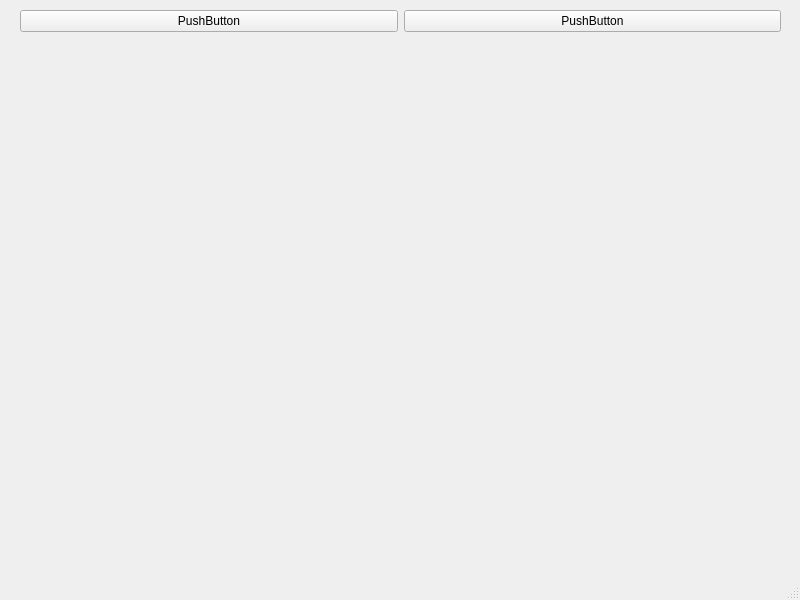
First picture: the form in CiderPress_AJ_GUI/ciderpress.ui, repository DerDudemeister046/AJ_Qt_GUI, before the edit.
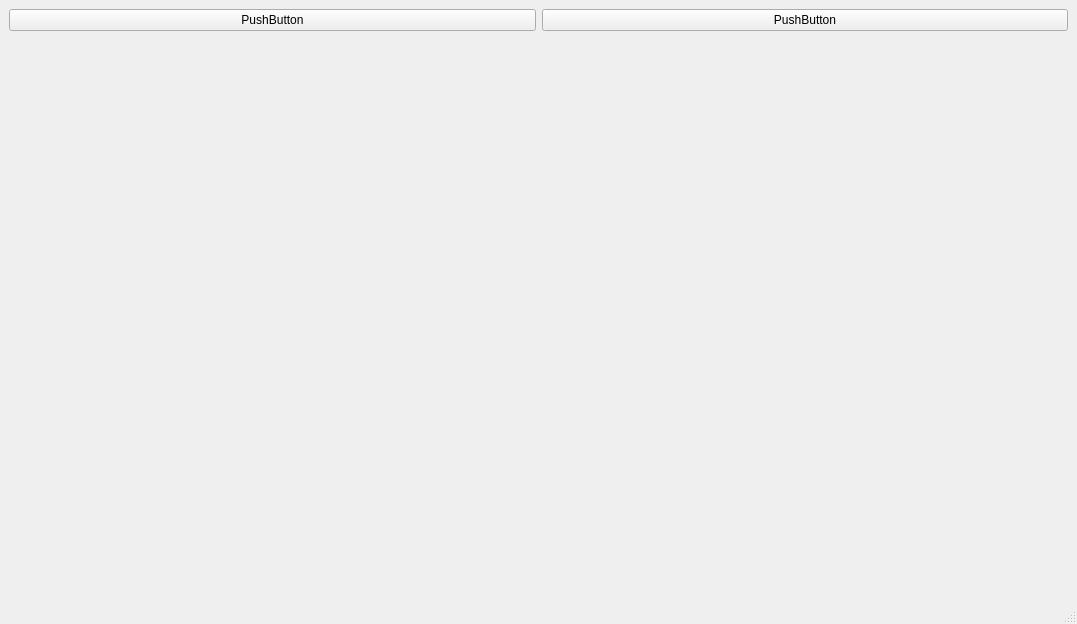
Second picture: the form after the edit.

What changed in the file:
```diff
--- a/CiderPress_AJ_GUI/ciderpress.ui
+++ b/CiderPress_AJ_GUI/ciderpress.ui
@@ -6,47 +6,36 @@
    <rect>
     <x>0</x>
     <y>0</y>
-    <width>800</width>
-    <height>600</height>
+    <width>1077</width>
+    <height>624</height>
    </rect>
   </property>
   <property name="windowTitle">
    <string>CiderPress</string>
   </property>
   <widget class="QWidget" name="centralwidget">
-   <widget class="QWidget" name="gridLayoutWidget">
-    <property name="geometry">
-     <rect>
-      <x>20</x>
-      <y>10</y>
-      <width>761</width>
-      <height>541</height>
-     </rect>
+   <property name="enabled">
+    <bool>true</bool>
     </property>
     <layout class="QGridLayout" name="gridLayout">
-     <item row="1" column="0">
-      <widget class="QWidget" name="widget" native="true"/>
-     </item>
      <item row="0" column="0">
-      <layout class="QHBoxLayout" name="horizontalLayout">
-       <item>
-        <widget class="QPushButton" name="pushButton_2">
-         <property name="text">
-          <string>PushButton</string>
-         </property>
-        </widget>
-       </item>
-       <item>
         <widget class="QPushButton" name="pushButton">
          <property name="text">
           <string>PushButton</string>
          </property>
         </widget>
        </item>
-      </layout>
-     </item>
-    </layout>
-   </widget>
+    <item row="0" column="1">
+     <widget class="QPushButton" name="pushButton_2">
+      <property name="text">
+       <string>PushButton</string>
+      </property>
+     </widget>
+    </item>
+    <item row="1" column="0" colspan="2">
+     <widget class="QWidget" name="widget" native="true"/>
+    </item>
+   </layout>
   </widget>
   <widget class="QMenuBar" name="menubar">
    <property name="geometry">
```
Left out of the diff: 2 changed lines with no effect on the pictures. Lines whose indentation alone changed are shown as unchanged.
